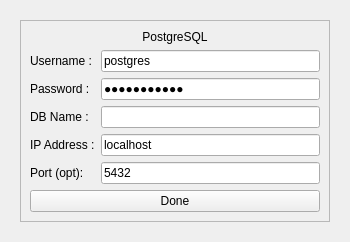
Old version of the form examples/smp/SMPQ/databasedialog.ui in the repository lsyaseen/KTAB.
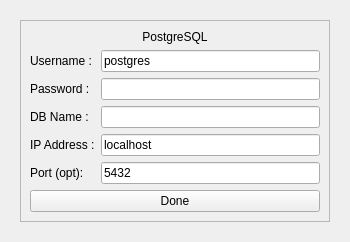
New version of the form.

Commit message: form field update

Diff of the .ui file:
```diff
--- a/examples/smp/SMPQ/databasedialog.ui
+++ b/examples/smp/SMPQ/databasedialog.ui
@@ -291,7 +291,7 @@
             <item>
              <widget class="QLineEdit" name="passwordLineEdit">
               <property name="text">
-               <string>arunsathvik</string>
+               <string/>
               </property>
               <property name="echoMode">
                <enum>QLineEdit::Password</enum>
```
